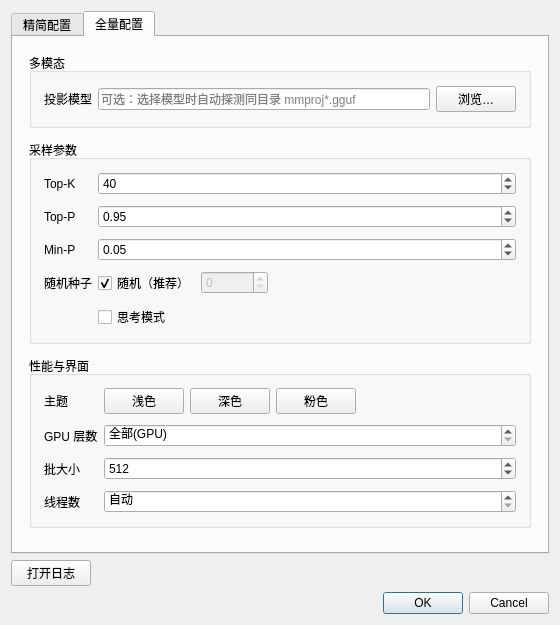
First picture: the form in ui/configdialog.ui, repository clarkhjc/qllama, before the edit.
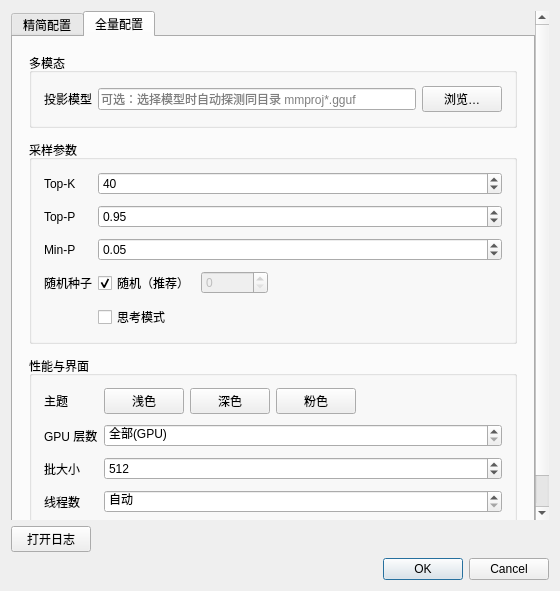
Second picture: the form after the edit.

Commit message:
feat(config): 配置页内容可滚动，底部按钮始终可见
标签页内容放入 QScrollArea，按屏幕可用高度限制对话框最大高度，
内容超出时滚动，取消/确定按钮固定可见。

The edit to the form file:
```diff
--- a/ui/configdialog.ui
+++ b/ui/configdialog.ui
@@ -21,6 +21,16 @@
   </property>
   <layout class="QVBoxLayout" name="rootLayout">
    <item>
+    <widget class="QScrollArea" name="tabsScroll">
+     <property name="frameShape">
+      <enum>QFrame::Shape::NoFrame</enum>
+     </property>
+     <property name="widgetResizable">
+      <bool>true</bool>
+     </property>
+     <property name="horizontalScrollBarPolicy">
+      <enum>Qt::ScrollBarPolicy::ScrollBarAlwaysOff</enum>
+     </property>
     <widget class="QTabWidget" name="tabs">
      <property name="currentIndex">
       <number>1</number>
@@ -655,6 +665,7 @@
        </item>
       </layout>
      </widget>
+    </widget>
     </widget>
    </item>
    <item>
```
The commit also changes 1 other file.
